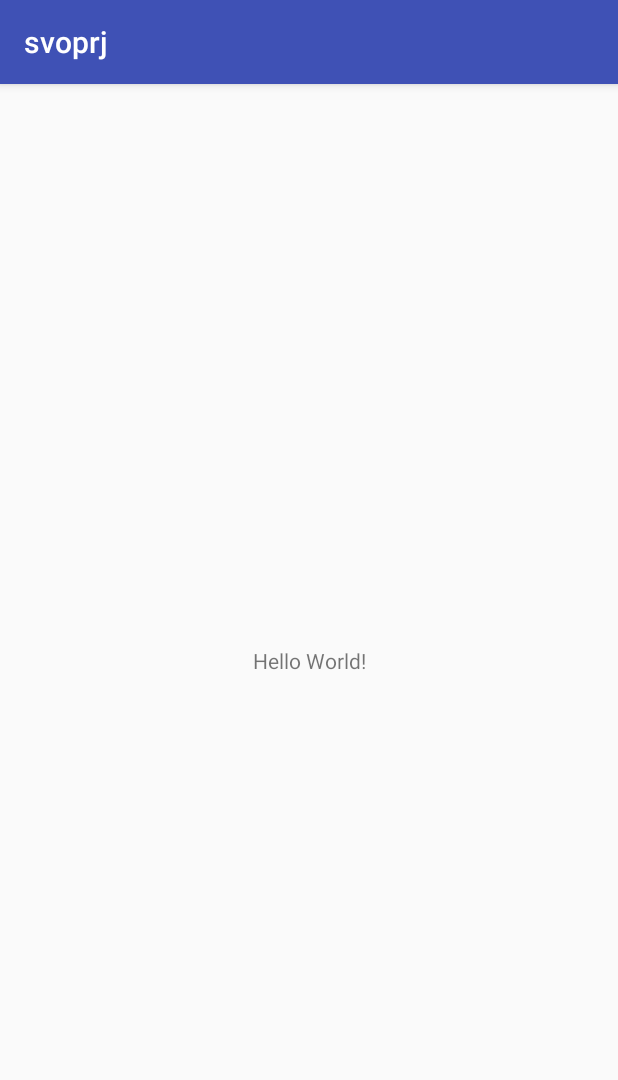
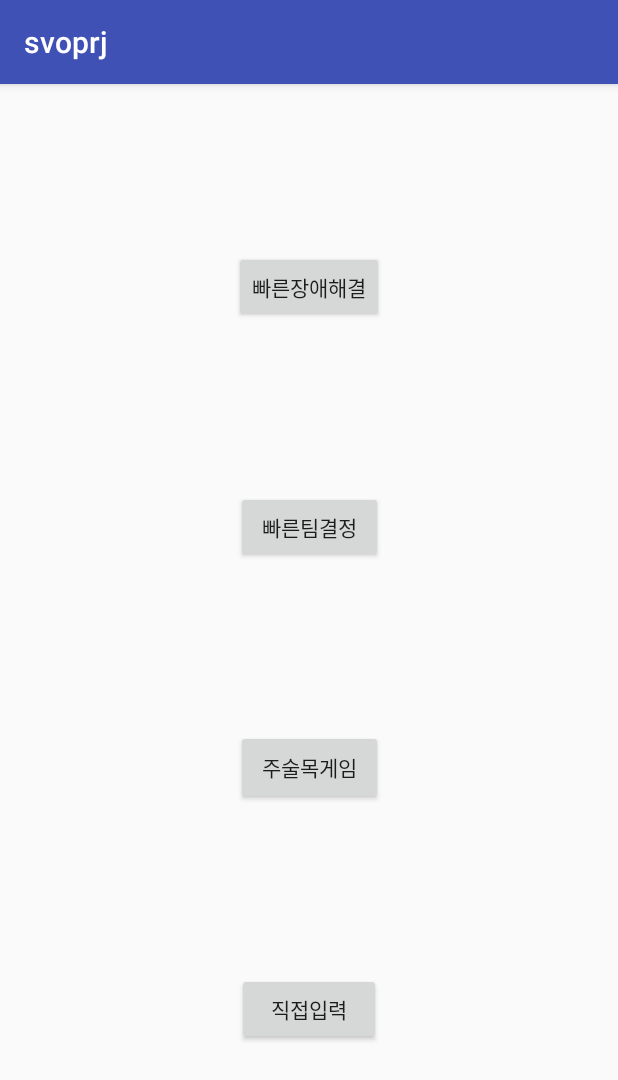
Before and after one commit to sgcs11/project1, an Android app: the screen it shows after launch (MainActivity), on a phone screen of 412 x 824 dp. Shown: the top 1080 px of the screen. Run offline under Robolectric (Android 15) with nearby library versions, the phone set to English and light mode, and no system bars.

Commit message:
made simple menu

```diff
--- a/app/src/main/res/layout/activity_main.xml
+++ b/app/src/main/res/layout/activity_main.xml
@@ -6,13 +6,55 @@
     android:layout_height="match_parent"
     tools:context="com.example.joachanghwa.svoprj.MainActivity">
 
-    <TextView
+    <Button
+        android:id="@+id/button2"
+        android:layout_width="98dp"
+        android:layout_height="50dp"
+        android:onClick="onClicked3"
+        android:text="주술목게임"
+        app:layout_constraintBottom_toTopOf="@+id/button5"
+        app:layout_constraintEnd_toEndOf="parent"
+        app:layout_constraintHorizontal_bias="0.5"
+        app:layout_constraintLeft_toLeftOf="parent"
+        app:layout_constraintRight_toRightOf="parent"
+        app:layout_constraintStart_toStartOf="parent"
+        app:layout_constraintTop_toBottomOf="@+id/button3" />
+
+    <Button
+        android:id="@+id/button3"
+        android:layout_width="98dp"
+        android:layout_height="wrap_content"
+        android:onClick="onClicked2"
+        android:text="빠른팀결정"
+        app:layout_constraintBottom_toTopOf="@+id/button2"
+        app:layout_constraintHorizontal_bias="0.5"
+        app:layout_constraintLeft_toLeftOf="parent"
+        app:layout_constraintRight_toRightOf="parent"
+        app:layout_constraintTop_toBottomOf="@+id/button4" />
+
+    <Button
+        android:id="@+id/button4"
         android:layout_width="wrap_content"
         android:layout_height="wrap_content"
-        android:text="Hello World!"
-        app:layout_constraintBottom_toBottomOf="parent"
+        android:onClick="onClicked1"
+        android:text="빠른장애해결"
+        app:layout_constraintBottom_toTopOf="@+id/button3"
+        app:layout_constraintHorizontal_bias="0.5"
         app:layout_constraintLeft_toLeftOf="parent"
         app:layout_constraintRight_toRightOf="parent"
         app:layout_constraintTop_toTopOf="parent" />
 
+    <Button
+        android:id="@+id/button5"
+        android:layout_width="96dp"
+        android:layout_height="wrap_content"
+        android:layout_marginBottom="16dp"
+        android:onClick="onClicked4"
+        android:text="직접입력"
+        app:layout_constraintBottom_toBottomOf="parent"
+        app:layout_constraintHorizontal_bias="0.5"
+        app:layout_constraintLeft_toLeftOf="parent"
+        app:layout_constraintRight_toRightOf="parent"
+        app:layout_constraintTop_toBottomOf="@+id/button2" />
+
 </android.support.constraint.ConstraintLayout>
```
Also changed, not shown: app/src/main/java/com/example/joachanghwa/svoprj/MainActivity.java (+24 -1 lines), app/src/main/java/com/example/joachanghwa/svoprj/directinput.java (added, +14 -0 lines), app/src/main/java/com/example/joachanghwa/svoprj/quicksolve.java (added, +14 -0 lines), app/src/main/java/com/example/joachanghwa/svoprj/quickteam.java (added, +14 -0 lines), app/src/main/java/com/example/joachanghwa/svoprj/svogame.java (added, +14 -0 lines), app/src/main/res/layout/activity_directinput.xml (added, +9 -0 lines), app/src/main/res/layout/activity_quicksolve.xml (added, +9 -0 lines), app/src/main/res/layout/activity_quickteam.xml (added, +9 -0 lines), app/src/main/res/layout/activity_svogame.xml (added, +9 -0 lines).
